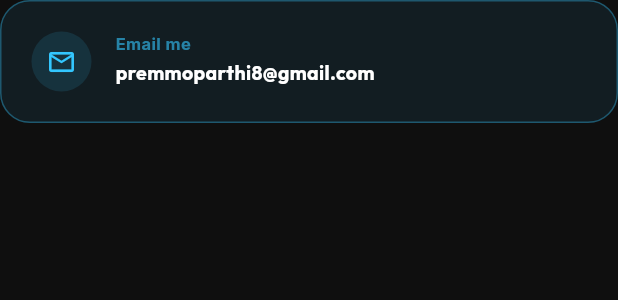
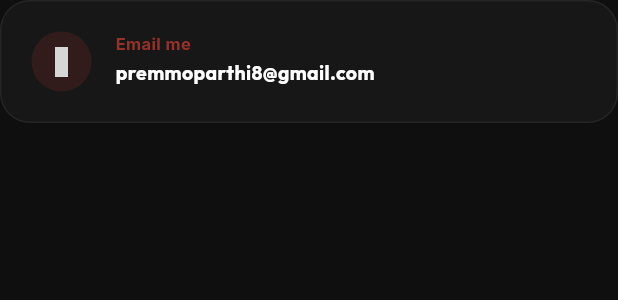
Before and after one commit to premmoparthi0829-hash/prem_portfolio, a Flutter app: the ContactTileCard widget shown alone on an empty page, opened directly, on a phone screen of 412 x 824 dp. Shown: the top 300 px of the screen. Run offline on Flutter 3.47's test engine with Material 3 defaults, Android fonts, the phone set to English and light mode, and no system bars; our stand-ins replace google_fonts, shared_preferences, simple_icons; missing offline and left inert: dart:html; accounts and stored records are empty; grey boxes are pictures that could not be loaded.

Commit message:
21-06-26

```diff
--- a/lib/main.dart
+++ b/lib/main.dart
@@ -363,12 +363,38 @@ class _PortfolioScreenState extends State<PortfolioScreen> {
               ],
             ),
             SizedBox(height: isDesktop ? 24 : 16),
-            Text(
-              "Crafting high-performance, premium cross-platform mobile apps is my passion. Specializing in clean architecture, reactive state management, and elegant interactive UIs that scale.",
+            Text.rich(
+              TextSpan(
                 style: TextStyle(
                   fontSize: bodyFontSize,
                   color: const Color(0xFF9F9F9F),
                   height: 1.6,
+                ),
+                children: isDesktop
+                    ? [
+                        const TextSpan(
+                          text: "As a Mobile Application Architect & Lead Flutter Developer (CS graduate from NIT Sikkim), I engineer premium cross-platform ecosystems. Over the last 2+ years, I have successfully delivered 12+ premium projects and launched 5+ apps to production. Combining clean architecture with pixel-perfect design, I build secure, scalable, and polished mobile solutions. ",
+                        ),
+                        const TextSpan(
+                          text: "Let's build together extraordinary mobile apps for Android & iOS!",
+                          style: TextStyle(
+                            color: Colors.white,
+                            fontWeight: FontWeight.w600,
+                          ),
+                        ),
+                      ]
+                    : [
+                        const TextSpan(
+                          text: "CS graduate from NIT Sikkim and Mobile Architect specializing in engineering high-performance cross-platform applications. With 2+ years of experience, I have delivered 12+ projects and launched 5+ apps to production, leveraging clean architecture, reactive state, and pixel-perfect design. ",
+                        ),
+                        const TextSpan(
+                          text: "Let's build together extraordinary mobile apps for Android & iOS!",
+                          style: TextStyle(
+                            color: Colors.white,
+                            fontWeight: FontWeight.w600,
+                          ),
+                        ),
+                      ],
               ),
             ),
             SizedBox(height: sectionSpacing),
@@ -806,7 +832,7 @@ class _PortfolioScreenState extends State<PortfolioScreen> {
 
         Text(
           isDesktop
-              ? "Let's get in touch! Every great application begins with a conversation. I don’t just write code; I design fluid, responsive mobile experiences that blend secure, clean architecture with pixel-perfect design. From optimizing state dynamics to engineering complex ecosystem integrations, my absolute focus is on crafting products that users love to interact with. Whether you are looking for a dedicated Mobile Architect to elevate your mobile team, seeking consultation on scalable Flutter codebases, or simply want to brainstorm high-performance systems. I am ready to bring precision, drive, and absolute focus to your projects. Drop me a line directly!"
+              ? "Let's get in touch! I'm always open to discussing new opportunities, codebase architecture, or consulting on scalable Flutter projects. Whether you want to collaborate, hire a dedicated Mobile Architect, or simply brainstorm high-performance systems, drop me a line directly!"
               : "Let's get in touch! I am deeply passionate about engineering high-performance mobile applications and always open to discussing full-time roles, codebase architecture, or collaborations. Drop me a line directly!",
           style: TextStyle(
             fontSize: 16,
@@ -974,21 +1000,21 @@ class _PortfolioScreenState extends State<PortfolioScreen> {
             return Wrap(
               spacing: 16,
               runSpacing: 16,
-              children: const [
+              children: [
                 ContactTileCard(
-                  icon: Icons.email_outlined,
+                  icon: SimpleIcons.gmail,
                   title: "Email me",
                   value: "premmoparthi8@gmail.com",
                   url: "mailto:premmoparthi8@gmail.com",
-                  accentColor: Color(0xFF33C7FF),
+                  accentColor: const Color(0xFFEA4335),
                 ),
                 ContactTileCard(
-                  icon: Icons.phone_android_outlined,
+                  icon: SimpleIcons.whatsapp,
                   title: "Call/WhatsApp",
                   value: "",
                   url: "",
-                  accentColor: Color(0xFF26A69A),
-                  subItems: [
+                  accentColor: const Color(0xFF25D366),
+                  subItems: const [
                     {
                       "label": "Primary",
                       "value": "+91 7780324745",
@@ -1002,25 +1028,42 @@ class _PortfolioScreenState extends State<PortfolioScreen> {
                   ],
                 ),
                 ContactTileCard(
-                  icon: Icons.location_on_outlined,
+                  icon: SimpleIcons.googlemaps,
                   title: "Based in",
                   value: "Hyderabad, India",
                   url: "https://maps.google.com/?q=Hyderabad,India",
-                  accentColor: Color(0xFFFFB74D),
+                  accentColor: const Color(0xFF4285F4),
                 ),
                 ContactTileCard(
-                  icon: Icons.work_history_outlined,
+                  customIcon: Container(
+                    width: 20,
+                    height: 20,
+                    alignment: Alignment.center,
+                    decoration: BoxDecoration(
+                      color: const Color(0xFF0077B5),
+                      borderRadius: BorderRadius.circular(4),
+                    ),
+                    child: const Text(
+                      "in",
+                      style: TextStyle(
+                        color: Colors.white,
+                        fontSize: 12,
+                        fontWeight: FontWeight.bold,
+                        fontFamily: 'Arial',
+                      ),
+                    ),
+                  ),
                   title: "LinkedIn",
                   value: "moparthi-prem",
                   url: "https://linkedin.com/in/moparthi-prem",
-                  accentColor: Color(0xFF00A0DC),
+                  accentColor: const Color(0xFF0077B5),
                 ),
                 ContactTileCard(
                   icon: SimpleIcons.github,
                   title: "GitHub",
                   value: "premmoparthi0829",
                   url: "https://github.com/premmoparthi0829",
-                  accentColor: Color(0xFFB0BEC5),
+                  accentColor: const Color(0xFFB0BEC5),
                 ),
               ],
             );
@@ -1351,9 +1394,8 @@ class LeftProfileCard extends StatelessWidget {
           ),
           const SizedBox(height: 16),
 
-          // Short bio
           const Text(
-            "Computer Science graduate from NIT Sikkim with a deep passion for mobile application engineering. Specializing in crafting premium, highly secure mobile ecosystems using Flutter, clean architecture, and reactive state management.",
+            "Hi, I'm Prem! A passionate Mobile Architect focused on building fluid, high-performance user experiences. Specializing in secure clean architecture, state dynamics, and custom interactive animations that bring apps to life. Let's build together extraordinary mobile apps for Android & iOS!",
             textAlign: TextAlign.center,
             style: TextStyle(
               color: Color(0xFF666666),
@@ -2003,8 +2045,9 @@ class LangChip extends StatelessWidget {
 
 // --- Contact Tile Card ---
 
-class ContactTileCard extends StatelessWidget {
-  final IconData icon;
+class ContactTileCard extends StatefulWidget {
+  final IconData? icon;
+  final Widget? customIcon;
   final String title;
   final String value;
   final String url;
@@ -2013,7 +2056,8 @@ class ContactTileCard extends StatelessWidget {
 
   const ContactTileCard({
     super.key,
-    required this.icon,
+    this.icon,
+    this.customIcon,
     required this.title,
     required this.value,
     required this.url,
@@ -2021,8 +2065,15 @@ class ContactTileCard extends StatelessWidget {
     this.accentColor,
   });
 
+  @override
+  State<ContactTileCard> createState() => _ContactTileCardState();
+}
+
+class _ContactTileCardState extends State<ContactTileCard> {
+  bool _isHovered = false;
+
   Future<void> _launchUrl() async {
-    final Uri parsedUrl = Uri.parse(url);
+    final Uri parsedUrl = Uri.parse(widget.url);
     final isNativeProtocol =
         parsedUrl.scheme == 'mailto' ||
         parsedUrl.scheme == 'tel' ||
@@ -2040,17 +2091,19 @@ class ContactTileCard extends StatelessWidget {
   @override
   Widget build(BuildContext context) {
     final isWide = MediaQuery.of(context).size.width > 600;
-    final hasSubItems = subItems != null && subItems!.isNotEmpty;
-
-    final bgCol = accentColor != null
-        ? accentColor!.withOpacity(0.08)
+    final hasSubItems = widget.subItems != null && widget.subItems!.isNotEmpty;
+
+    final accent = widget.accentColor ?? Colors.white;
+
+    final bgCol = _isHovered
+        ? accent.withOpacity(0.06)
         : const Color(0xFF171717);
-    final borderCol = accentColor != null
-        ? accentColor!.withOpacity(0.35)
-        : Colors.white.withOpacity(0.04);
-    final iconCol = accentColor ?? Colors.white.withOpacity(0.8);
-    final titleCol = accentColor != null
-        ? accentColor!.withOpacity(0.6)
+    final borderCol = _isHovered
+        ? accent.withOpacity(0.3)
+        : Colors.white.withOpacity(0.06);
+    final iconCol = widget.accentColor ?? Colors.white.withOpacity(0.8);
+    final titleCol = widget.accentColor != null
+        ? widget.accentColor!.withOpacity(0.6)
         : Colors.white.withOpacity(0.4);
 
     Widget cardContent = Row(
@@ -2062,7 +2115,7 @@ class ContactTileCard extends StatelessWidget {
             color: iconCol.withOpacity(0.12),
             shape: BoxShape.circle,
           ),
-          child: Icon(icon, color: iconCol, size: 20),
+          child: widget.customIcon ?? (widget.icon != null ? Icon(widget.icon, color: iconCol, size: 20) : const SizedBox.shrink()),
         ),
         const SizedBox(width: 16),
         Expanded(
@@ -2071,7 +2124,7 @@ class ContactTileCard extends StatelessWidget {
             mainAxisSize: MainAxisSize.min,
             children: [
               Text(
-                title,
+                widget.title,
                 style: TextStyle(
                   color: titleCol,
                   fontSize: 11,
@@ -2080,7 +2133,7 @@ class ContactTileCard extends StatelessWidget {
               ),
               const SizedBox(height: 2),
               if (hasSubItems)
-                ...subItems!.map((item) {
+                ...widget.subItems!.map((item) {
                   return Padding(
                     padding: const EdgeInsets.only(top: 4.0),
                     child: HoverPhoneItem(
@@ -2093,7 +2146,7 @@ class ContactTileCard extends StatelessWidget {
                 })
               else
                 Text(
-                  value,
+                  widget.value,
                   maxLines: 1,
                   overflow: TextOverflow.ellipsis,
                   style: GoogleFonts.outfit(
@@ -2108,10 +2161,17 @@ class ContactTileCard extends StatelessWidget {
       ],
     );
 
-    return HoverWidget(
+    return MouseRegion(
+      onEnter: (_) => setState(() => _isHovered = true),
+      onExit: (_) => setState(() => _isHovered = false),
+      cursor: hasSubItems ? SystemMouseCursors.basic : SystemMouseCursors.click,
+      child: GestureDetector(
         onTap: hasSubItems ? null : _launchUrl,
-      scale: 1.02,
-      child: Container(
+        child: AnimatedContainer(
+          duration: const Duration(milliseconds: 200),
+          curve: Curves.easeOutCubic,
+          transform: Matrix4.identity()..scale(_isHovered ? 1.02 : 1.0),
+          transformAlignment: Alignment.center,
           width: isWide ? 270 : double.infinity,
           decoration: BoxDecoration(
             color: bgCol,
@@ -2120,6 +2180,7 @@ class ContactTileCard extends StatelessWidget {
           ),
           padding: const EdgeInsets.all(20),
           child: cardContent,
+        ),
       ),
     );
   }
```
Lines whose indentation alone changed are shown as unchanged.
